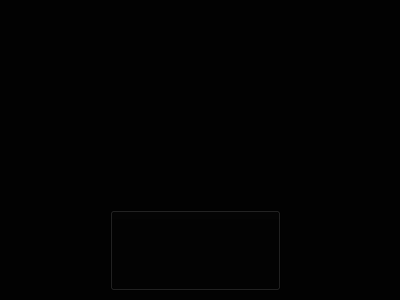
valchulen/GamePi, file GamePi/GamePi/MenuInformacion.ui: the form before one commit.
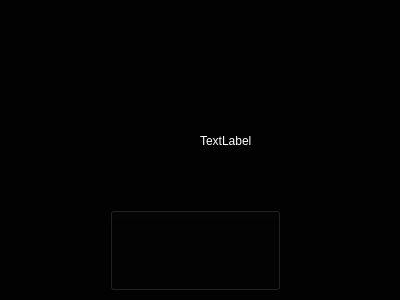
The form after the commit. Icons and pictures are not drawn.

Diff of the .ui file:
```diff
--- a/GamePi/GamePi/MenuInformacion.ui
+++ b/GamePi/GamePi/MenuInformacion.ui
@@ -36,10 +36,10 @@
    <widget class="QLabel" name="label_2">
     <property name="geometry">
      <rect>
-      <x>60</x>
-      <y>70</y>
+      <x>10</x>
+      <y>100</y>
       <width>171</width>
-      <height>61</height>
+      <height>81</height>
      </rect>
     </property>
     <property name="styleSheet">
@@ -49,22 +49,6 @@
      <string/>
     </property>
    </widget>
-   <widget class="QLabel" name="label_3">
-    <property name="geometry">
-     <rect>
-      <x>60</x>
-      <y>130</y>
-      <width>171</width>
-      <height>81</height>
-     </rect>
-    </property>
-    <property name="styleSheet">
-     <string notr="true">background-image: url(:/Imagines Finales/JuegoFavorito.png);</string>
-    </property>
-    <property name="text">
-     <string/>
-    </property>
-   </widget>
    <widget class="QPushButton" name="btnCreditos">
     <property name="geometry">
      <rect>
@@ -81,6 +65,24 @@
      <string/>
     </property>
    </widget>
+   <widget class="QLabel" name="lblsegundos">
+    <property name="geometry">
+     <rect>
+      <x>200</x>
+      <y>120</y>
+      <width>181</width>
+      <height>41</height>
+     </rect>
+    </property>
+    <property name="styleSheet">
+     <string notr="true">color: rgb(255, 255, 255);
+font: 18pt &quot;.SF NS Text&quot;;
+</string>
+    </property>
+    <property name="text">
+     <string>TextLabel</string>
+    </property>
+   </widget>
   </widget>
  </widget>
  <resources/>
```
